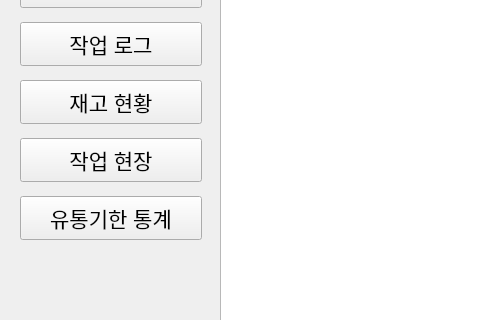
First picture: the form in soy-pc/ui/admin_screen.ui, repository addinedu-physicalai-1st/iot-repo-3, before the edit; both pictures show x 0 to 480 and y 168 to 488 of the 1140 by 1004 pixel window.
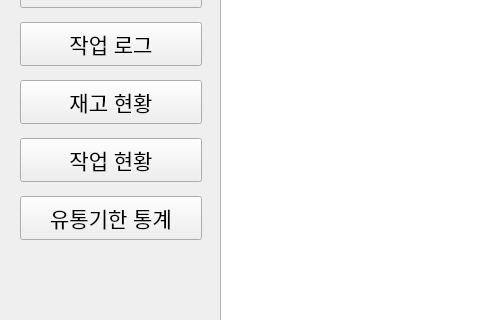
Second picture: the form after the edit.

Commit message: Add Pagination feature

```diff
--- a/soy-pc/ui/admin_screen.ui
+++ b/soy-pc/ui/admin_screen.ui
@@ -151,7 +151,7 @@
          </font>
         </property>
         <property name="text">
-         <string>작업 현장</string>
+         <string>작업 현황</string>
         </property>
         <property name="checkable">
          <bool>true</bool>
```
The commit also changes 2 other files.
